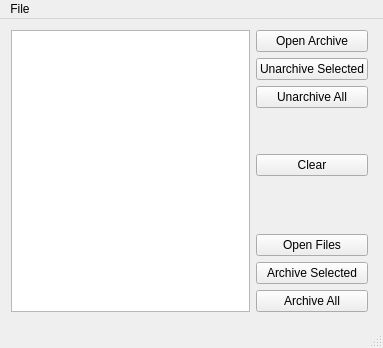
Before: the Qt Designer form Lab_2/OfflineFileManager/Archiver.ui in kshchuk/Laboratory-works-2-course, drawn with Qt 5.
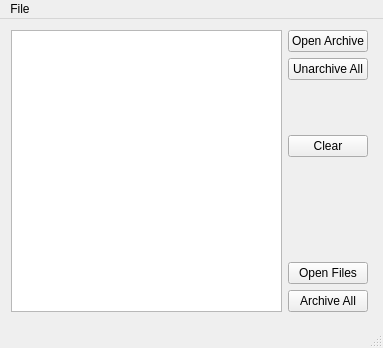
After: the same form once the commit is applied.

The edit to the form file:
```diff
--- a/Lab_2/OfflineFileManager/Archiver.ui
+++ b/Lab_2/OfflineFileManager/Archiver.ui
@@ -14,7 +14,7 @@
    <string>Archiver</string>
   </property>
   <widget class="QWidget" name="centralWidget">
-   <widget class="QWidget" name="">
+   <widget class="QWidget" name="layoutWidget">
     <property name="geometry">
      <rect>
       <x>0</x>
@@ -42,13 +42,6 @@
            </property>
           </widget>
          </item>
-         <item>
-          <widget class="QPushButton" name="pushButton_4">
-           <property name="text">
-            <string>Unarchive Selected</string>
-           </property>
-          </widget>
-         </item>
          <item>
           <widget class="QPushButton" name="pushButton_6">
            <property name="text">
@@ -100,13 +93,6 @@
            </property>
           </widget>
          </item>
-         <item>
-          <widget class="QPushButton" name="pushButton_3">
-           <property name="text">
-            <string>Archive Selected</string>
-           </property>
-          </widget>
-         </item>
          <item>
           <widget class="QPushButton" name="pushButton_5">
            <property name="text">
```
Left out of the diff: 2 changed lines with no effect on the pictures.
